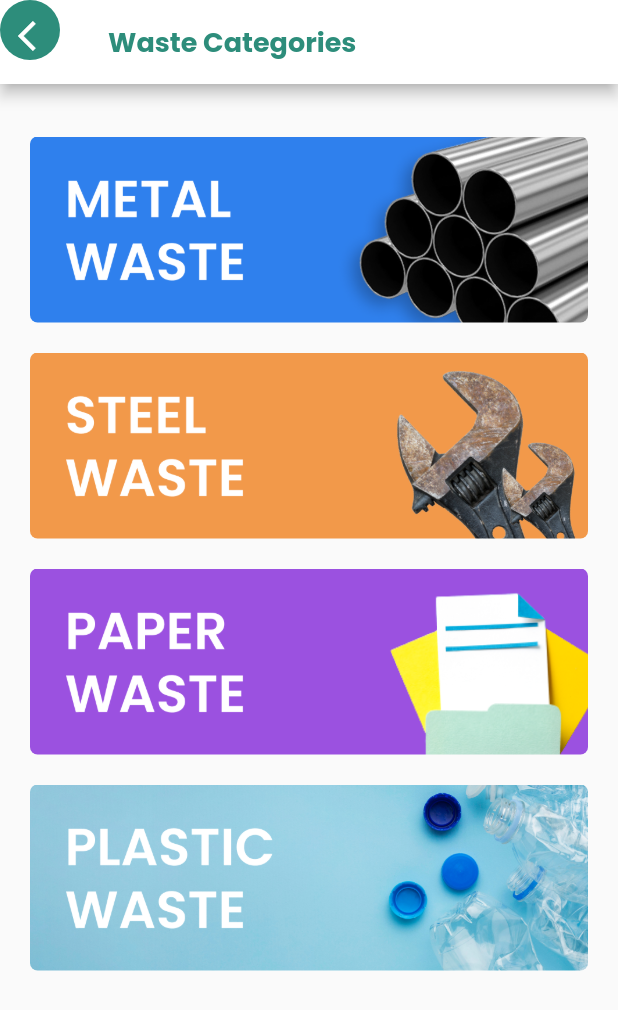
After one commit to DanishMaula/U-LessTrash, a Flutter app: the WasteCategories screen opened by its route, on a phone screen of 412 x 824 dp. The commit adds this screen. Shown: the top 1010 px of the screen. Run offline on Flutter 3.47's test engine with Material 2 defaults, Android fonts, the phone set to English and light mode, and no system bars; our stand-ins replace carousel_indicator, carousel_slider, google_fonts, smooth_page_indicator.

Commit message:
add list for waste categories

```diff
--- /dev/null
+++ b/lib/items/waste_categories_item.dart
@@ -0,0 +1,32 @@
+import 'package:flutter/material.dart';
+import 'package:flutter/src/widgets/container.dart';
+import 'package:flutter/src/widgets/framework.dart';
+import 'package:u_less_trash/models/waste_categories_model.dart';
+
+class WasteCategoriesItem extends StatefulWidget {
+  final WasteCategoriesModel wasteCategoriesModel;
+  const WasteCategoriesItem({super.key, required this.wasteCategoriesModel});
+
+  @override
+  State<WasteCategoriesItem> createState() => _WasteCategoriesItemState();
+}
+
+class _WasteCategoriesItemState extends State<WasteCategoriesItem> {
+  @override
+  Widget build(BuildContext context) {
+    return Padding(
+      padding: const EdgeInsets.only(top: 20),
+      child: SizedBox(
+        height: 124,
+        width: double.infinity,
+        child: ClipRRect(
+          borderRadius: BorderRadius.circular(5),
+          child: Image.asset(
+            widget.wasteCategoriesModel.image,
+            fit: BoxFit.cover,
+          ),
+        ),
+      ),
+    );
+  }
+}
--- a/lib/main.dart
+++ b/lib/main.dart
@@ -3,6 +3,7 @@ import 'package:u_less_trash/pages/home_page.dart';
 import 'package:u_less_trash/pages/login_page.dart';
 import 'package:u_less_trash/pages/register_page.dart';
 import 'package:u_less_trash/pages/splash_screen.dart';
+import 'package:u_less_trash/pages/waste_categories.dart';
 import 'package:u_less_trash/widget/nav_bar.dart';
 
 void main() {
@@ -15,6 +16,11 @@ class MyApp extends StatelessWidget {
   @override
   Widget build(BuildContext context) {
     return  MaterialApp(
+      theme: ThemeData(
+        appBarTheme: const AppBarTheme(
+          color: Colors.white
+        )
+      ),
       initialRoute: '/splashScreen',
       debugShowCheckedModeBanner: false,
       routes: {
@@ -22,7 +28,8 @@ class MyApp extends StatelessWidget {
         '/login':(context) => const LoginPage(),
         '/register': (context) => const RegisterPage(),
         '/home': (context) => const HomePage(),
-        '/navBar':(context) => const NavBar()
+        '/navBar':(context) => const NavBar(),
+        '/wasteCategory': (context) => const WasteCategories(),
       },
     );
   }
--- /dev/null
+++ b/lib/models/waste_categories_model.dart
@@ -0,0 +1,12 @@
+class WasteCategoriesModel {
+  String image;
+
+  WasteCategoriesModel({required this.image});
+}
+
+var wasteCategoriesList = [
+  WasteCategoriesModel(image: 'assets/images/waste_categories1.png'),
+  WasteCategoriesModel(image: 'assets/images/waste_categories2.png'),
+  WasteCategoriesModel(image: 'assets/images/waste_categories3.png'),
+  WasteCategoriesModel(image: 'assets/images/waste_categories4.png'),
+    ];
--- a/lib/pages/home_page.dart
+++ b/lib/pages/home_page.dart
@@ -38,7 +38,9 @@ class _HomePageState extends State<HomePage> {
                     Expanded(
                       flex: 1,
                       child: GestureDetector(
-                        onTap: () {},
+                        onTap: () {
+                          Navigator.pushNamed(context, '/wasteCategory');
+                        },
                         child: Container(
                           height: 80,
                           width: double.infinity / 2,
--- /dev/null
+++ b/lib/pages/waste_categories.dart
@@ -0,0 +1,68 @@
+import 'package:flutter/material.dart';
+import 'package:flutter/src/widgets/container.dart';
+import 'package:flutter/src/widgets/framework.dart';
+import 'package:u_less_trash/items/waste_categories_item.dart';
+import 'package:u_less_trash/models/waste_categories_model.dart';
+import 'package:u_less_trash/utils/utils.dart';
+
+class WasteCategories extends StatefulWidget {
+  const WasteCategories({super.key});
+
+  @override
+  State<WasteCategories> createState() => _WasteCategoriesState();
+}
+
+class _WasteCategoriesState extends State<WasteCategories> {
+  @override
+  Widget build(BuildContext context) {
+    return Scaffold(
+      appBar: AppBar(
+        // circle back button
+        leading: Stack(
+          children: [
+            Container(
+              width: 40,
+              height: 40,
+              decoration: const BoxDecoration(
+                shape: BoxShape.circle,
+                color: Color(0xff2D8D7B),
+              ),
+            ),
+            IconButton(
+              icon: const Icon(Icons.arrow_back_ios),
+              onPressed: () {
+                Navigator.pop(context);
+              },
+            ),
+          ],
+        ),
+
+        title: Text(
+          'Waste Categories',
+          style: titleAppbar,
+        ),
+      ),
+      body: Padding(
+        padding: const EdgeInsets.fromLTRB(20, 15, 20, 15),
+        child: SingleChildScrollView(
+          child: Column(
+            children: [
+              ListView.builder(
+                itemBuilder: ((context, index) {
+                  final WasteCategoriesModel wasteCategoriesModel =
+                      wasteCategoriesList[index];
+                  return WasteCategoriesItem(
+                    wasteCategoriesModel: wasteCategoriesModel,
+                  );
+                }),
+                itemCount: wasteCategoriesList.length,
+                shrinkWrap: true,
+                physics: const NeverScrollableScrollPhysics(),
+              ),
+            ],
+          ),
+        ),
+      ),
+    );
+  }
+}
--- a/lib/utils/utils.dart
+++ b/lib/utils/utils.dart
@@ -64,3 +64,9 @@ TextStyle newsTitle = GoogleFonts.poppins(
   fontWeight: FontWeight.w600,
   color: const Color(0xff000000),
 );
+
+TextStyle titleAppbar = GoogleFonts.poppins(
+  fontSize: 18,
+  fontWeight: FontWeight.bold,
+  color: const Color(0xff2D8D7B),
+);
```
Also changed, not shown: assets/images/waste_categories1.png (added), assets/images/waste_categories2.png (added), assets/images/waste_categories3.png (added), assets/images/waste_categories4.png (added).
